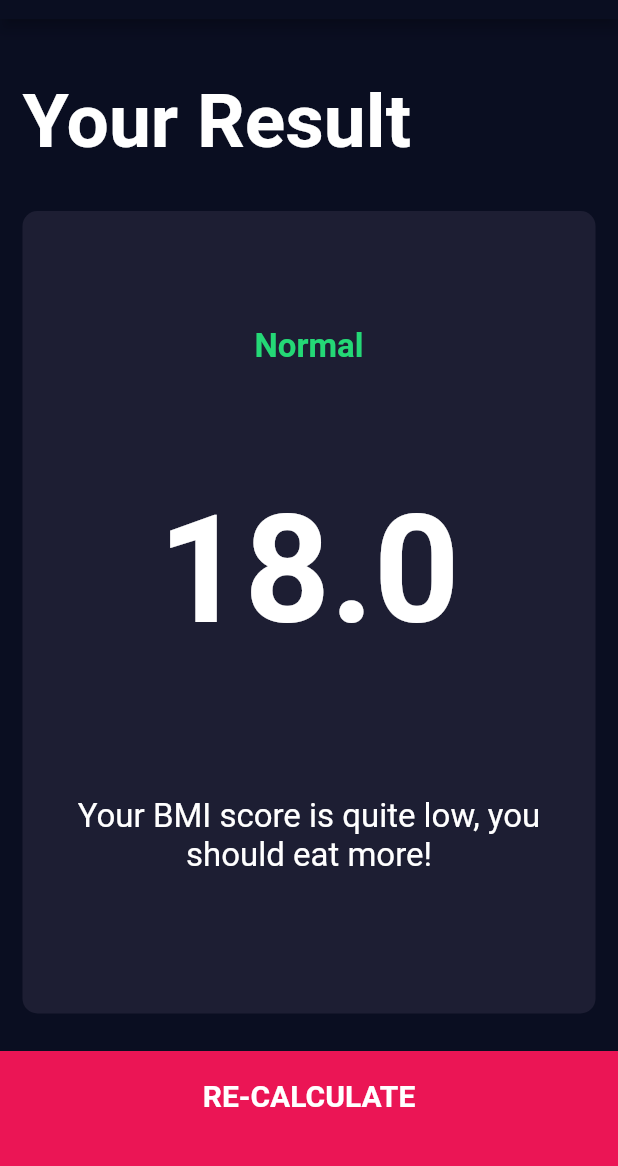
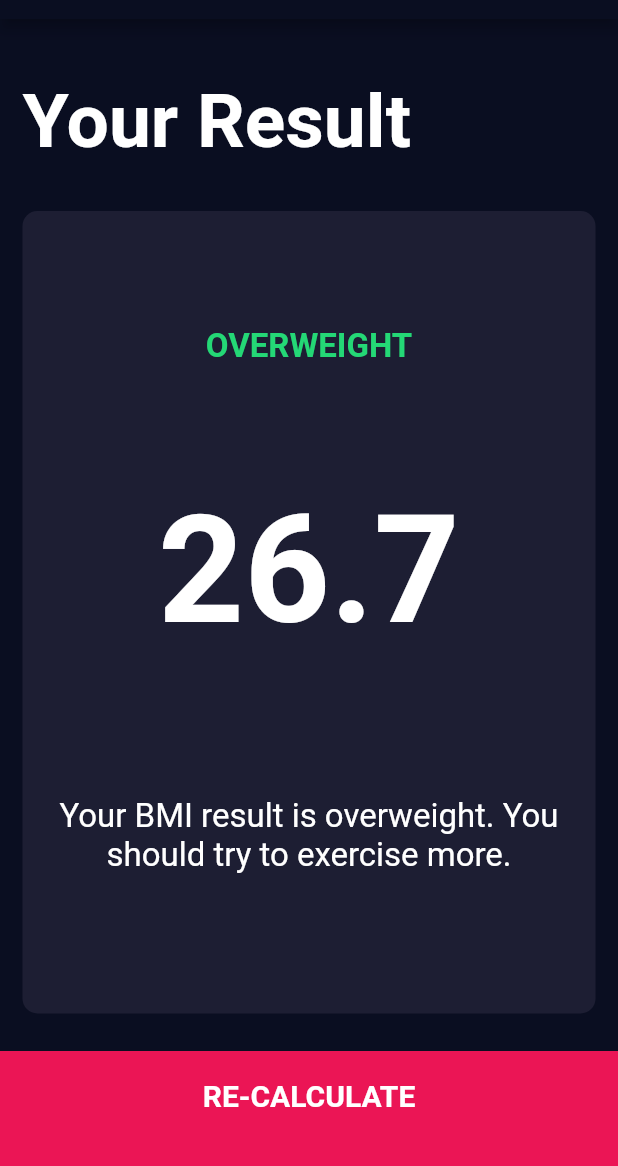
Before and after one commit to nickname8888/BMI_Calculator, a Flutter app: the screen it shows after launch, after a tap on "CALCULATE", on a phone screen of 412 x 824 dp, the part 65-1231 px from its top. Run offline on Flutter 3.47's test engine with Material 2 defaults, Android fonts, the light colour scheme and no system bars; our stand-ins replace font_awesome_flutter.

Commit message:
finished the core functionality, works fully. Final commit for this project

```diff
--- /dev/null
+++ b/lib/calculator_brain.dart
@@ -0,0 +1,36 @@
+import 'dart:math';
+
+class CalculatorBrain {
+  CalculatorBrain({required this.weight, required this.height});
+  final int height;
+  final int weight;
+
+  late double _bmi;
+
+  String calcBmi() {
+    _bmi = weight / pow((height * 0.01), 2);
+    return _bmi.toStringAsFixed(1);
+  }
+
+  String getResult() {
+    if (_bmi > 25) {
+      return 'OVERWEIGHT';
+    } else {
+      if (_bmi >= 18.5) {
+        return 'NORMAL';
+      } else {
+        return 'UNDERWEIGHT';
+      }
+    }
+  }
+
+  String getInterpretation() {
+    if (_bmi > 25) {
+      return 'Your BMI result is overweight. You should try to exercise more.';
+    } else if (_bmi >= 18.5) {
+      return 'Your BMI result is normal. Yay!';
+    } else {
+      return 'Your BMI result is underweight. Your should try to eat more.';
+    }
+  }
+}
--- a/lib/main.dart
+++ b/lib/main.dart
@@ -1,7 +1,5 @@
+import 'package:bmi_calc/screens/input_page.dart';
 import 'package:flutter/material.dart';
-
-import 'screens/input_page.dart';
-import 'screens/results_page.dart';
 
 void main() => runApp(BMICalculator());
 
@@ -13,11 +11,7 @@ class BMICalculator extends StatelessWidget {
         primaryColor: Color(0xFF0A0E21),
         scaffoldBackgroundColor: Color(0xFF0A0E21),
       ),
-      initialRoute: 'InputPage',
-      routes: {
-        'InputPage': (context) => InputPage(),
-        'ResultsPage': (context) => ResultsPage(),
-      },
+      home: InputPage(),
     );
   }
 }
--- a/lib/screens/input_page.dart
+++ b/lib/screens/input_page.dart
@@ -1,3 +1,4 @@
+import 'package:bmi_calc/calculator_brain.dart';
 import 'package:flutter/cupertino.dart';
 import 'package:flutter/material.dart';
 import 'package:font_awesome_flutter/font_awesome_flutter.dart';
@@ -6,6 +7,7 @@ import '../components/bottom_button.dart';
 import '../components/icon_content.dart';
 import '../components/reusable_card.dart';
 import '../components/round_icon_button.dart';
+import 'results_page.dart';
 
 const bottomContainerHeight = 80.0;
 const primaryColour = Color(0xFF1D1E33);
@@ -229,7 +231,15 @@ class _InputPageState extends State<InputPage> {
             )),
             GestureDetector(
               onTap: () {
-                Navigator.pushNamed(context, 'ResultsPage');
+                CalculatorBrain calc =
+                    CalculatorBrain(weight: weight, height: height);
+                Navigator.push(
+                    context,
+                    MaterialPageRoute(
+                        builder: (context) => ResultsPage(
+                            bmiResult: calc.calcBmi(),
+                            resultText: calc.getResult(),
+                            resultInterpretation: calc.getInterpretation())));
               },
               child: BottomButton(
                 title: 'CALCULATE',
--- a/lib/screens/results_page.dart
+++ b/lib/screens/results_page.dart
@@ -5,6 +5,15 @@ import '../components/reusable_card.dart';
 
 class ResultsPage extends StatelessWidget {
   // const ResultsPage({Key? key}) : super(key: key);
+
+  ResultsPage(
+      {required this.bmiResult,
+      required this.resultText,
+      required this.resultInterpretation});
+
+  final String bmiResult;
+  final String resultText;
+  final String resultInterpretation;
 
   @override
   Widget build(BuildContext context) {
@@ -38,7 +47,7 @@ class ResultsPage extends StatelessWidget {
                 crossAxisAlignment: CrossAxisAlignment.center,
                 children: [
                   Text(
-                    'Normal',
+                    resultText,
                     style: TextStyle(
                       fontSize: 22.0,
                       fontWeight: FontWeight.bold,
@@ -46,7 +55,7 @@ class ResultsPage extends StatelessWidget {
                     ),
                   ),
                   Text(
-                    '18.0',
+                    bmiResult,
                     style: TextStyle(
                       fontSize: 100.0,
                       fontWeight: FontWeight.bold,
@@ -55,7 +64,7 @@ class ResultsPage extends StatelessWidget {
                   Padding(
                     padding: EdgeInsets.all(15.0),
                     child: Text(
-                      'Your BMI score is quite low, you should eat more!',
+                      resultInterpretation,
                       textAlign: TextAlign.center,
                       style: TextStyle(fontSize: 22.0),
                     ),
```
